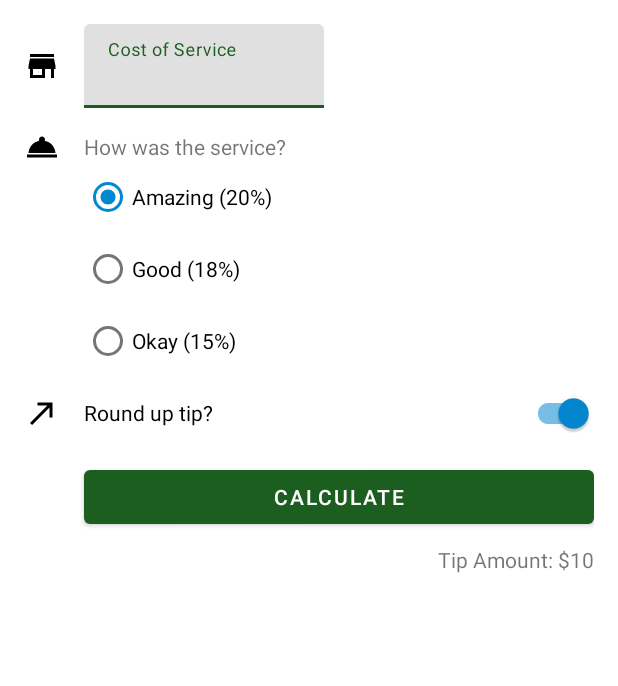
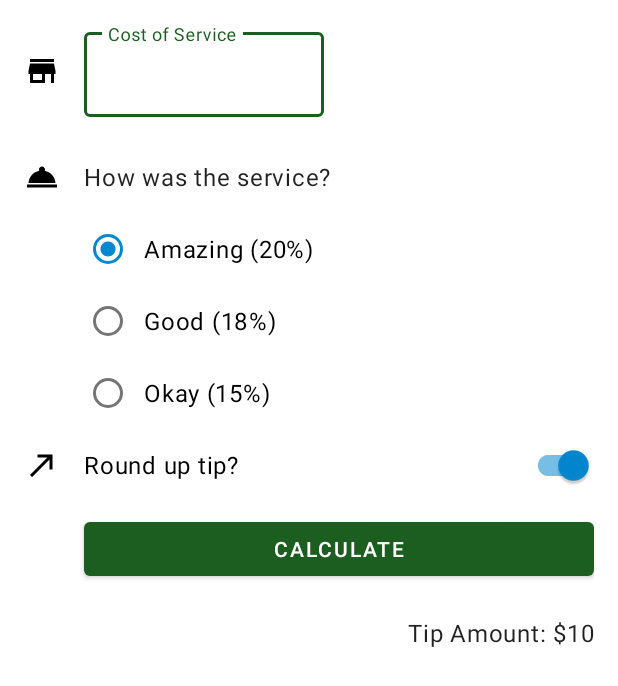
Before and after one commit to danielcoderman/Tip-Time, an Android app: the layout activity_main.xml on its own in the app's theme, with its tools: preview values and no code run, on a phone screen of 412 x 824 dp. Shown: the top 686 px of the screen. Run offline under Robolectric (Android 15) with nearby library versions, the phone set to English and light mode, and no system bars.

Commit message:
Finished "Styles and Themes" section in "create a more polished user experience" codelab

```diff
--- a/app/src/main/res/layout/activity_main.xml
+++ b/app/src/main/res/layout/activity_main.xml
@@ -45,6 +45,7 @@
 
     <TextView
         android:id="@+id/service_question"
+        style="@style/Widget.TipTime.TextView"
         android:layout_width="wrap_content"
         android:layout_height="wrap_content"
         android:text="@string/how_was_the_service"
@@ -112,6 +113,7 @@
 
     <TextView
         android:id="@+id/tip_result"
+        style="@style/Widget.TipTime.TextView"
         android:layout_width="wrap_content"
         android:layout_height="wrap_content"
         app:layout_constraintEnd_toEndOf="parent"
--- a/app/src/main/res/values-night/themes.xml
+++ b/app/src/main/res/values-night/themes.xml
@@ -11,6 +11,11 @@
         <item name="colorOnSecondary">@color/black</item>
         <!-- Status bar color. -->
         <item name="android:statusBarColor" tools:targetApi="l">?attr/colorPrimaryVariant</item>
-        <!-- Customize your theme here. -->
+        <!-- Text input fields -->
+        <item name="textInputStyle">@style/Widget.MaterialComponents.TextInputLayout.OutlinedBox</item>
+        <!-- Radio buttons -->
+        <item name="radioButtonStyle">@style/Widget.TipTime.CompoundButton.RadioButton</item>
+        <!-- Switches -->
+        <item name="switchStyle">@style/Widget.TipTime.CompoundButton.Switch</item>
     </style>
 </resources>
--- /dev/null
+++ b/app/src/main/res/values/dimens.xml
@@ -0,0 +1,4 @@
+<?xml version="1.0" encoding="utf-8"?>
+<resources>
+    <dimen name="min_text_height">48dp</dimen>
+</resources>
--- /dev/null
+++ b/app/src/main/res/values/styles.xml
@@ -0,0 +1,20 @@
+<?xml version="1.0" encoding="utf-8"?>
+<resources>
+    <style name="Widget.TipTime.TextView" parent="Widget.MaterialComponents.TextView">
+        <item name="android:minHeight">@dimen/min_text_height</item>
+        <item name="android:gravity">center_vertical</item>
+        <item name="android:textAppearance">?attr/textAppearanceBody1</item>
+    </style>
+
+    <style name="Widget.TipTime.CompoundButton.Switch" parent="Widget.MaterialComponents.CompoundButton.Switch">
+        <item name="android:minHeight">@dimen/min_text_height</item>
+        <item name="android:gravity">center_vertical</item>
+        <item name="android:textAppearance">?attr/textAppearanceBody1</item>
+    </style>
+
+    <style name="Widget.TipTime.CompoundButton.RadioButton" parent="Widget.MaterialComponents.CompoundButton.RadioButton">
+        <item name="android:paddingStart">8dp</item>
+        <item name="android:textAppearance">?attr/textAppearanceBody1</item>
+    </style>
+
+</resources>
--- a/app/src/main/res/values/themes.xml
+++ b/app/src/main/res/values/themes.xml
@@ -11,6 +11,11 @@
         <item name="colorOnSecondary">@color/black</item>
         <!-- Status bar color. -->
         <item name="android:statusBarColor" tools:targetApi="l">?attr/colorPrimaryVariant</item>
-        <!-- Customize your theme here. -->
+        <!-- Text input fields -->
+        <item name="textInputStyle">@style/Widget.MaterialComponents.TextInputLayout.OutlinedBox</item>
+        <!-- Radio buttons -->
+        <item name="radioButtonStyle">@style/Widget.TipTime.CompoundButton.RadioButton</item>
+        <!-- Switches -->
+        <item name="switchStyle">@style/Widget.TipTime.CompoundButton.Switch</item>
     </style>
 </resources>
```
